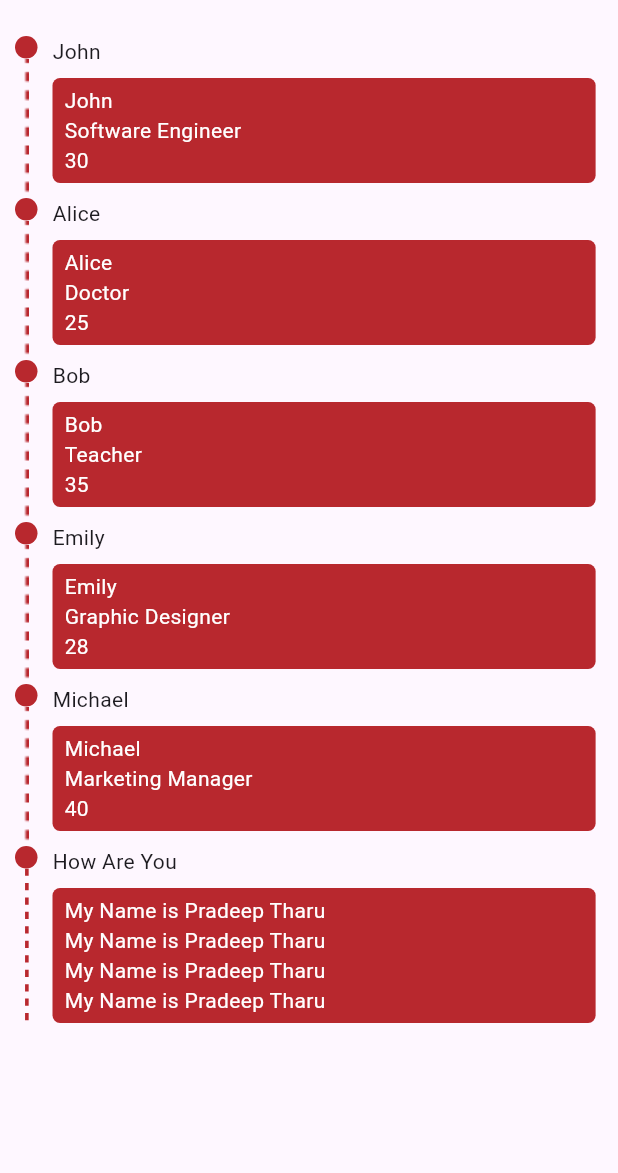
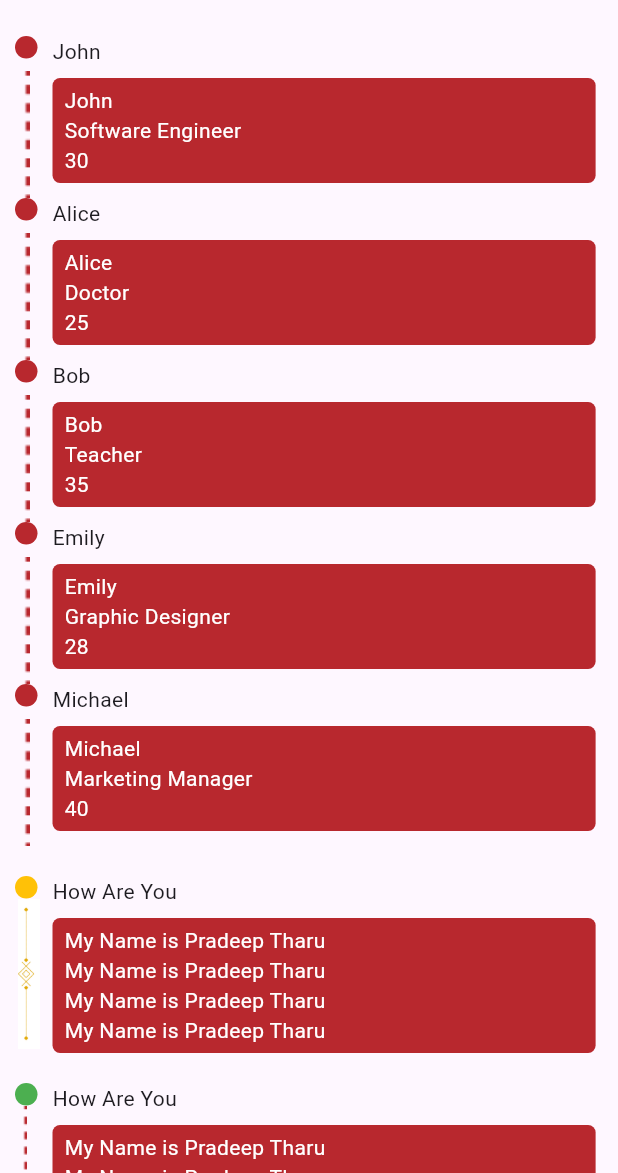
Before and after one commit to Pradeeptharu100/stylish-stepper, a Flutter app: the screen it shows after launch, on a phone screen of 412 x 824 dp, the part 63-1236 px from its top. Run offline on Flutter 3.47's test engine with Material 3 defaults, Android fonts, the phone set to English and light mode, and no system bars; our stand-ins replace flutter_svg.

Commit message:
Made some changes

```diff
--- a/examples/lib/main.dart
+++ b/examples/lib/main.dart
@@ -65,8 +65,71 @@ class HomePage extends StatelessWidget {
                   dotIconColor: SSColor.secondary,
                 ),
               ),
+              const SizedBox(height: 20),
               const StylishStepper(
-                svgIcon: SStepperIcons.dot,
+                dotIconColor: Colors.amber,
+                verticalLineLeftPadding: 2,
+                verticalLineIconHeight: 100,
+                assetIcon: 'assets/images/line2.png',
+                gap: 0,
+                content: Column(
+                  crossAxisAlignment: CrossAxisAlignment.start,
+                  children: [
+                    Text(
+                      'My Name is Pradeep Tharu',
+                      style: TextStyle(color: Colors.white),
+                    ),
+                    Text(
+                      'My Name is Pradeep Tharu',
+                      style: TextStyle(color: Colors.white),
+                    ),
+                    Text(
+                      'My Name is Pradeep Tharu',
+                      style: TextStyle(color: Colors.white),
+                    ),
+                    Text(
+                      'My Name is Pradeep Tharu',
+                      style: TextStyle(color: Colors.white),
+                    ),
+                  ],
+                ),
+                header: Text('How Are You'),
+              ),
+              const SizedBox(height: 20),
+              const StylishStepper(
+                dotIconColor: Colors.green,
+                verticalLineLeftPadding: 5,
+                verticalLineIconHeight: 150,
+                gap: 0,
+                content: Column(
+                  crossAxisAlignment: CrossAxisAlignment.start,
+                  children: [
+                    Text(
+                      'My Name is Pradeep Tharu',
+                      style: TextStyle(color: Colors.white),
+                    ),
+                    Text(
+                      'My Name is Pradeep Tharu',
+                      style: TextStyle(color: Colors.white),
+                    ),
+                    Text(
+                      'My Name is Pradeep Tharu',
+                      style: TextStyle(color: Colors.white),
+                    ),
+                    Text(
+                      'My Name is Pradeep Tharu',
+                      style: TextStyle(color: Colors.white),
+                    ),
+                  ],
+                ),
+                header: Text('How Are You'),
+              ),
+              const SizedBox(height: 20),
+              const StylishStepper(
+                svgIcon: SStepperIcons.line,
+                dotIconColor: SSColor.secondary,
+                verticalLineLeftPadding: 5,
+                verticalLineIconHeight: 500,
                 gap: 0,
                 content: Column(
                   crossAxisAlignment: CrossAxisAlignment.start,
--- a/lib/stylish_stepper.dart
+++ b/lib/stylish_stepper.dart
@@ -104,6 +104,7 @@ class StylishStepper extends StatelessWidget {
                   : Image.asset(
                       assetIcon != null ? assetIcon! : SStepperImages.dot,
                       color: assetIconColor,
+                      height: verticalLineIconHeight ?? 100,
                     ),
             ),
           ),
@@ -126,4 +127,5 @@ class SStepperIcons {
 class SStepperImages {
   static const dot = 'assets/images/dot.png';
   static const line = 'assets/images/new.jpg';
+  static const tir = 'assets/images/tir.png';
 }
```
Also changed, not shown: assets/images/line2.png (added), assets/images/tir.png (added), examples/assets/images/line2.png (added), examples/assets/test.png (added).
